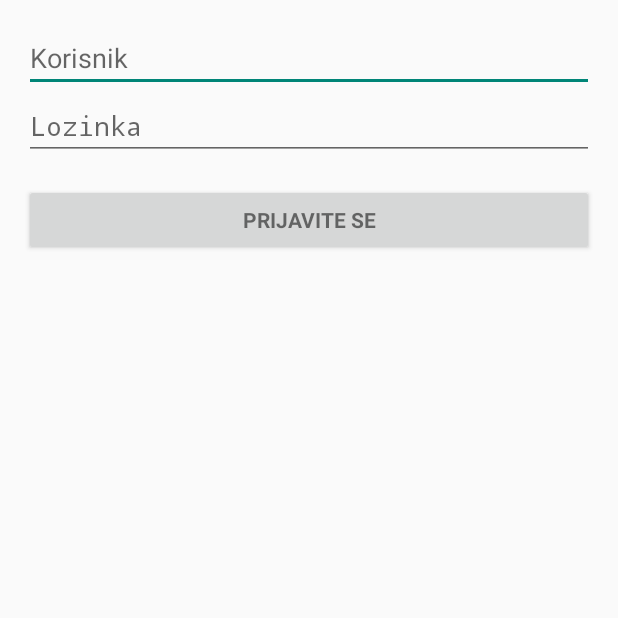
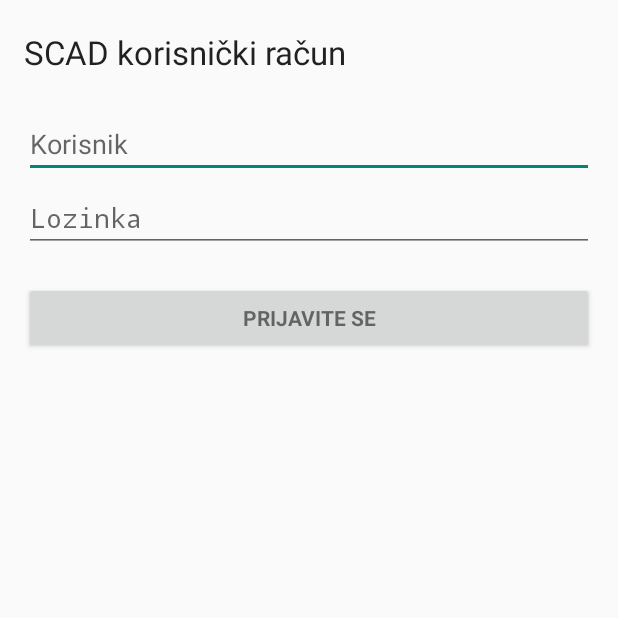
Before and after one commit to Bikonja/scad-for-android, an Android app: the ScadAuthenticatorActivity screen opened directly, with no data from a screen before it, on a phone screen of 412 x 824 dp, the top half of it. Run offline under Robolectric (Android 15) with nearby library versions, the phone set to English and light mode, and no system bars.

Commit message:
Switched to navigation drawer for menu, too

```diff
--- a/Scad/app/build.gradle
+++ b/Scad/app/build.gradle
@@ -27,6 +27,6 @@ dependencies {
     compile fileTree(dir: 'libs', include: ['*.jar'])
     compile 'com.android.support:appcompat-v7:21.0.3'
     compile 'com.android.support:support-v4:21.0.3'
-    compile 'com.google.android.gms:play-services:6.5.87'
+    //compile 'com.google.android.gms:play-services:6.5.87'
     compile 'org.jsoup:jsoup:1.8.1'
 }
--- a/Scad/app/src/main/res/layout/activity_scad_authenticator.xml
+++ b/Scad/app/src/main/res/layout/activity_scad_authenticator.xml
@@ -17,20 +17,31 @@
         android:layout_marginBottom="8dp" android:visibility="gone" />
 
     <ScrollView android:id="@+id/login_form" android:layout_width="match_parent"
-        android:layout_height="match_parent">
+        android:layout_height="match_parent"
+        android:paddingTop="4dp">
 
         <LinearLayout android:id="@+id/login_form_layout" android:layout_width="match_parent"
             android:layout_height="wrap_content" android:orientation="vertical">
 
+
+            <TextView
+                android:layout_width="fill_parent"
+                android:layout_height="wrap_content"
+                android:text="SCAD korisnički račun"
+                android:textAppearance="?android:attr/textAppearanceLarge"
+                android:layout_marginBottom="24dp" />
+
             <EditText android:id="@+id/username_field" android:layout_width="match_parent"
                 android:layout_height="wrap_content" android:hint="@string/username"
                 android:inputType="text" android:maxLines="1"
-                android:singleLine="true" />
+                android:singleLine="true"
+                android:layout_marginBottom="4dp" />
 
             <EditText android:id="@+id/password_field" android:layout_width="match_parent"
                 android:layout_height="wrap_content" android:hint="@string/password"
                 android:inputType="textPassword" android:maxLines="1"
-                android:singleLine="true" />
+                android:singleLine="true"
+                android:layout_marginBottom="4dp" />
 
             <Button android:id="@+id/login_button" style="?android:textAppearanceSmall"
                 android:layout_width="match_parent" android:layout_height="wrap_content"
--- a/Scad/app/src/main/res/menu/global.xml
+++ b/Scad/app/src/main/res/menu/global.xml
@@ -4,6 +4,8 @@
 
 <menu xmlns:android="http://schemas.android.com/apk/res/android"
     xmlns:app="http://schemas.android.com/apk/res-auto">
-    <item android:id="@+id/action_settings" android:title="@string/action_settings"
+    <!--item android:id="@+id/action_settings" android:title="@string/action_settings"
         android:orderInCategory="100" app:showAsAction="never" />
+    <item android:id="@+id/action_logout" android:title="@string/action_logout"
+        android:orderInCategory="110" app:showAsAction="never" /-->
 </menu>
--- a/Scad/app/src/main/res/menu/main.xml
+++ b/Scad/app/src/main/res/menu/main.xml
@@ -6,8 +6,8 @@
     xmlns:app="http://schemas.android.com/apk/res-auto"
     xmlns:tools="http://schemas.android.com/tools"
     tools:context="com.igorloborec.scad.authentication.MainActivity">
-    <item android:id="@+id/action_example" android:title="@string/action_example"
+    <!--item android:id="@+id/action_example" android:title="@string/action_example"
         app:showAsAction="withText|ifRoom" />
     <item android:id="@+id/action_settings" android:title="@string/action_settings"
-        android:orderInCategory="100" app:showAsAction="never" />
+        android:orderInCategory="100" app:showAsAction="never" /-->
 </menu>
--- a/Scad/app/src/main/res/menu/menu_main.xml
+++ b/Scad/app/src/main/res/menu/menu_main.xml
@@ -5,8 +5,8 @@
 <menu xmlns:android="http://schemas.android.com/apk/res/android"
     xmlns:app="http://schemas.android.com/apk/res-auto"
     xmlns:tools="http://schemas.android.com/tools" tools:context=".MainActivity">
-    <item android:id="@+id/action_settings" android:title="@string/action_settings"
+    <!--item android:id="@+id/action_settings" android:title="@string/action_settings"
         android:orderInCategory="100" app:showAsAction="never" />
     <item android:id="@+id/action_logout" android:title="@string/logout"
-        android:orderInCategory="200" app:showAsAction="never" />
+        android:orderInCategory="200" app:showAsAction="never" /-->
 </menu>
--- /dev/null
+++ b/Scad/app/src/main/res/values/drawer_ids.xml
@@ -0,0 +1,6 @@
+<?xml version="1.0" encoding="utf-8"?>
+<resources>
+    <integer name="drawer_index_calendar">1</integer>
+    <integer name="drawer_index_settings">2</integer>
+    <integer name="drawer_index_logout">3</integer>
+</resources>
--- a/Scad/app/src/main/res/xml/authenticator.xml
+++ b/Scad/app/src/main/res/xml/authenticator.xml
@@ -4,7 +4,7 @@
   -->
 
 <account-authenticator xmlns:android="http://schemas.android.com/apk/res/android"
-    android:accountType="default"
+    android:accountType="SCAD"
     android:icon="@drawable/ic_launcher"
     android:smallIcon="@drawable/ic_launcher"
     android:label="@string/app_name"
```
Also changed, not shown: Scad/app/src/main/java/com/igorloborec/scad/MainActivity.java (+24 -18 lines), Scad/app/src/main/java/com/igorloborec/scad/NavigationDrawerFragment.java (+7 -7 lines), Scad/app/src/main/res/values/strings.xml (+5 -8 lines), 1 other file.
